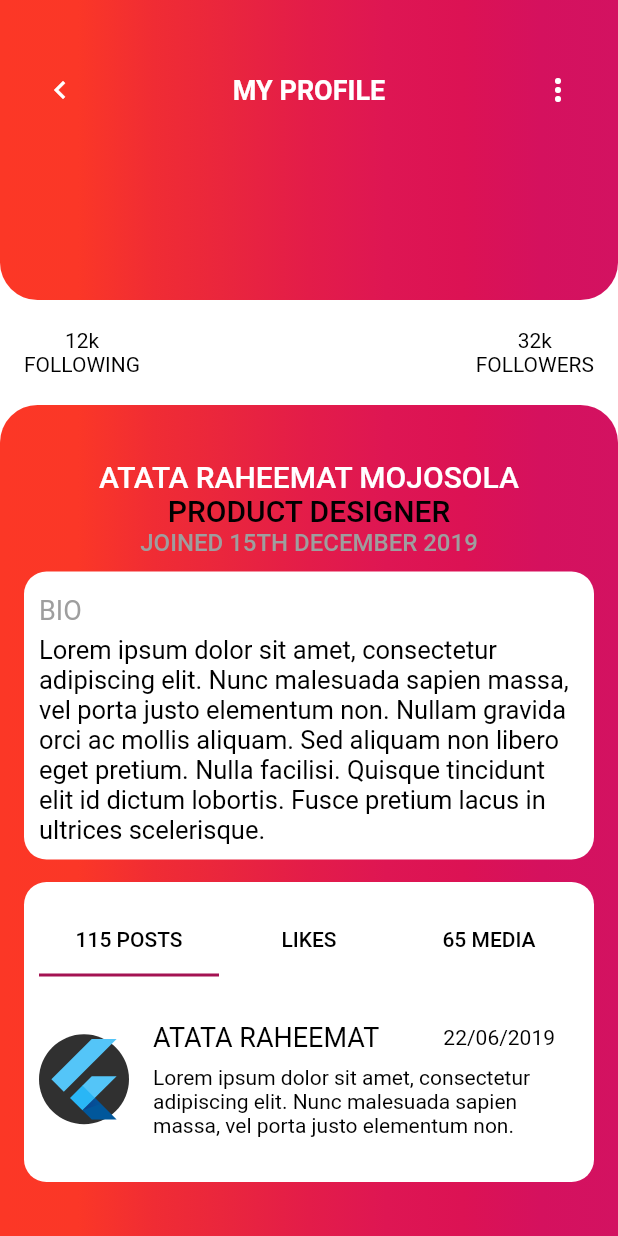
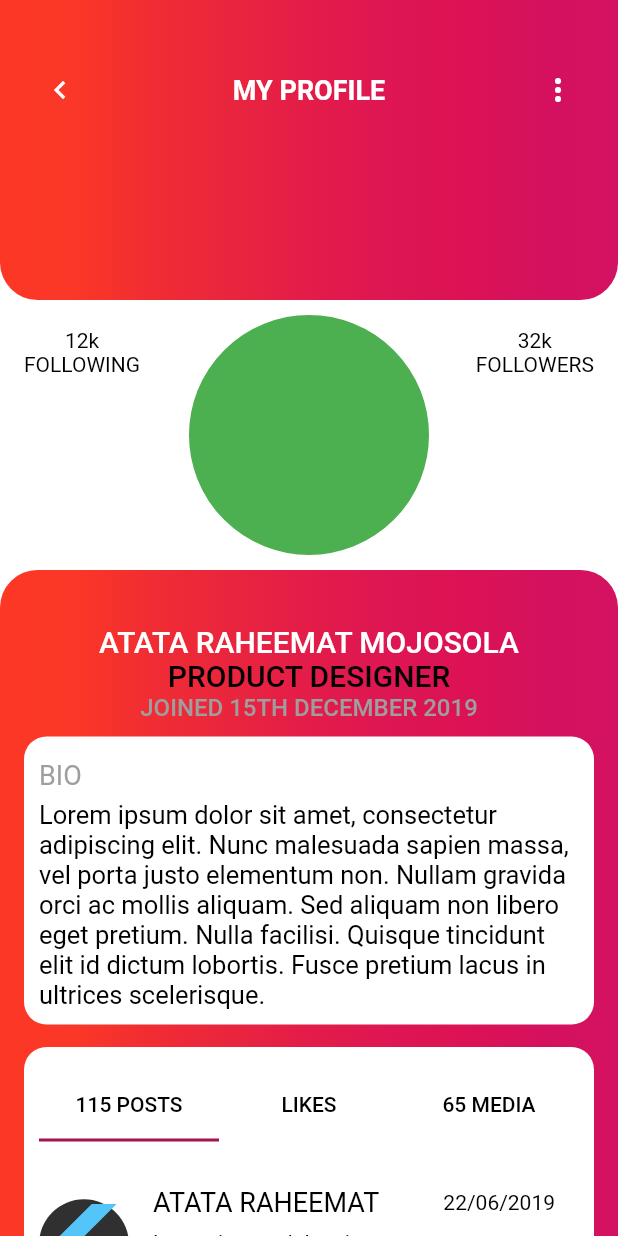
Before and after one commit to iamEtornam/Profile-UI-Challenge, a Flutter app: the screen it shows after launch, on a phone screen of 412 x 824 dp. Run offline on Flutter 3.47's test engine with Material 2 defaults, Android fonts, the phone set to English and light mode, and no system bars.

Commit message:
edited main.dart

```diff
--- a/lib/main.dart
+++ b/lib/main.dart
@@ -20,10 +20,21 @@ class ProfilePage extends StatelessWidget {
   @override
   Widget build(BuildContext context) {
     return Scaffold(
-      body: SingleChildScrollView(
-        child: Column(
+      appBar: PreferredSize(
+        child: profileHeaderWidget(context),
+        preferredSize: Size.fromHeight(200),
+      ),
+      body: ListView(
         children: <Widget>[
-            Container(
+          profilePictureWidget(context),
+          profileBodyWidget(context),
+        ],
+      ),
+    );
+  }
+
+  Widget profileHeaderWidget(BuildContext context) {
+    return Container(
       height: 200,
       width: MediaQuery
           .of(context)
@@ -69,47 +80,11 @@ class ProfilePage extends StatelessWidget {
           )
         ],
       ),
-            ),
-            Container(
-              height: 70,
-              width: MediaQuery
-                  .of(context)
-                  .size
-                  .width,
-              child: Padding(
-                padding: const EdgeInsets.all(16.0),
-                child: Row(
-                  mainAxisAlignment: MainAxisAlignment.spaceBetween,
-                  children: <Widget>[
-                    Column(
-                      crossAxisAlignment: CrossAxisAlignment.center,
-                      mainAxisAlignment: MainAxisAlignment.center,
-                      children: <Widget>[
-                        Text('12k',
-                            style: TextStyle(
-                              color: Colors.black,
-                            )),
-                        Text('FOLLOWING',
-                            style: TextStyle(color: Colors.black)),
-                      ],
-                    ),
-                    Column(
-                      crossAxisAlignment: CrossAxisAlignment.center,
-                      mainAxisAlignment: MainAxisAlignment.center,
-                      children: <Widget>[
-                        Text('32k',
-                            style: TextStyle(
-                              color: Colors.black,
-                            )),
-                        Text('FOLLOWERS',
-                            style: TextStyle(color: Colors.black)),
-                      ],
-                    ),
-                  ],
-                ),
-              ),
-            ),
-            Container(
+    );
+  }
+
+  Widget profileBodyWidget(BuildContext context) {
+    return Container(
       width: MediaQuery
           .of(context)
           .size
@@ -121,8 +96,7 @@ class ProfilePage extends StatelessWidget {
       padding: const EdgeInsets.fromLTRB(16, 36, 16, 10),
       decoration: BoxDecoration(
           borderRadius: BorderRadius.only(
-                      topLeft: Radius.circular(25),
-                      topRight: Radius.circular(25)),
+              topLeft: Radius.circular(25), topRight: Radius.circular(25)),
           gradient: LinearGradient(
               colors: color,
               begin: Alignment.centerLeft,
@@ -133,23 +107,17 @@ class ProfilePage extends StatelessWidget {
           Text(
             'ATATA RAHEEMAT MOJOSOLA',
             style: TextStyle(
-                        color: Colors.white,
-                        fontWeight: FontWeight.w500,
-                        fontSize: 20),
+                color: Colors.white, fontWeight: FontWeight.w500, fontSize: 20),
           ),
           Text(
             'PRODUCT DESIGNER',
             style: TextStyle(
-                        color: Colors.black,
-                        fontWeight: FontWeight.w500,
-                        fontSize: 20),
+                color: Colors.black, fontWeight: FontWeight.w500, fontSize: 20),
           ),
           Text(
             'JOINED 15TH DECEMBER 2019',
             style: TextStyle(
-                        color: Colors.grey,
-                        fontWeight: FontWeight.w500,
-                        fontSize: 16),
+                color: Colors.grey, fontWeight: FontWeight.w500, fontSize: 16),
           ),
           SizedBox(
             height: 10,
@@ -161,8 +129,7 @@ class ProfilePage extends StatelessWidget {
                 .size
                 .width,
             decoration: BoxDecoration(
-                        color: Colors.white,
-                        borderRadius: BorderRadius.circular(15)),
+                color: Colors.white, borderRadius: BorderRadius.circular(15)),
             child: Column(
               crossAxisAlignment: CrossAxisAlignment.start,
               children: <Widget>[
@@ -192,8 +159,7 @@ class ProfilePage extends StatelessWidget {
                 .width,
             height: 200,
             decoration: BoxDecoration(
-                        color: Colors.white,
-                        borderRadius: BorderRadius.circular(15)),
+                color: Colors.white, borderRadius: BorderRadius.circular(15)),
             child: DefaultTabController(
               length: 3,
               child: Scaffold(
@@ -241,17 +207,14 @@ class ProfilePage extends StatelessWidget {
                                 children: <Widget>[
                                   Text('ATATA RAHEEMAT',
                                       style: TextStyle(
-                                                  color: Colors.black,
-                                                  fontSize: 18)),
+                                          color: Colors.black, fontSize: 18)),
                                   Text('22/06/2019',
                                       style: TextStyle(
-                                                  color: Colors.black,
-                                                  fontSize: 14))
+                                          color: Colors.black, fontSize: 14))
                                 ],
                               ),
                               subtitle: Padding(
-                                        padding:
-                                        const EdgeInsets.only(top: 8.0),
+                                padding: const EdgeInsets.only(top: 8.0),
                                 child: Text(
                                   'Lorem ipsum dolor sit amet, consectetur adipiscing elit. Nunc malesuada sapien massa, vel porta justo elementum non.',
                                   style: TextStyle(color: Colors.black),
@@ -263,8 +226,7 @@ class ProfilePage extends StatelessWidget {
                       ),
                     ),
                     Container(
-                              padding:
-                              const EdgeInsets.fromLTRB(10, 15, 10, 10),
+                      padding: const EdgeInsets.fromLTRB(10, 15, 10, 10),
                       width: MediaQuery
                           .of(context)
                           .size
@@ -272,8 +234,7 @@ class ProfilePage extends StatelessWidget {
                       height: 200,
                     ),
                     Container(
-                              padding:
-                              const EdgeInsets.fromLTRB(10, 15, 10, 10),
+                      padding: const EdgeInsets.fromLTRB(10, 15, 10, 10),
                       width: MediaQuery
                           .of(context)
                           .size
@@ -287,10 +248,70 @@ class ProfilePage extends StatelessWidget {
           )
         ],
       ),
-            )
+    );
+  }
+
+  Widget profilePictureWidget(BuildContext context) {
+    return Stack(
+      children: <Widget>[
+        Center(
+          child: Container(
+            height: 70,
+            width: MediaQuery
+                .of(context)
+                .size
+                .width,
+            color: Colors.white,
+            child: Padding(
+              padding: const EdgeInsets.all(16.0),
+              child: Center(
+                child: Row(
+                  crossAxisAlignment: CrossAxisAlignment.center,
+                  mainAxisAlignment: MainAxisAlignment.spaceBetween,
+                  children: <Widget>[
+                    Column(
+                      crossAxisAlignment: CrossAxisAlignment.center,
+                      mainAxisAlignment: MainAxisAlignment.center,
+                      children: <Widget>[
+                        Text('12k',
+                            style: TextStyle(
+                              color: Colors.black,
+                            )),
+                        Text('FOLLOWING',
+                            style: TextStyle(color: Colors.black)),
+                      ],
+                    ),
+                    Column(
+                      crossAxisAlignment: CrossAxisAlignment.center,
+                      mainAxisAlignment: MainAxisAlignment.center,
+                      children: <Widget>[
+                        Text('32k',
+                            style: TextStyle(
+                              color: Colors.black,
+                            )),
+                        Text('FOLLOWERS',
+                            style: TextStyle(color: Colors.black)),
+                      ],
+                    ),
                   ],
                 ),
               ),
+            ),
+          ),
+        ),
+        Positioned(
+          child: Center(
+            child: Container(
+              width: 180,
+              height: 180,
+              decoration: BoxDecoration(
+                  color: Colors.green,
+                  borderRadius: BorderRadius.circular(90),
+                  border: Border.all(width: 10, color: Colors.white)),
+            ),
+          ),
+        ),
+      ],
     );
   }
 }
```
Lines whose indentation alone changed are shown as unchanged.
